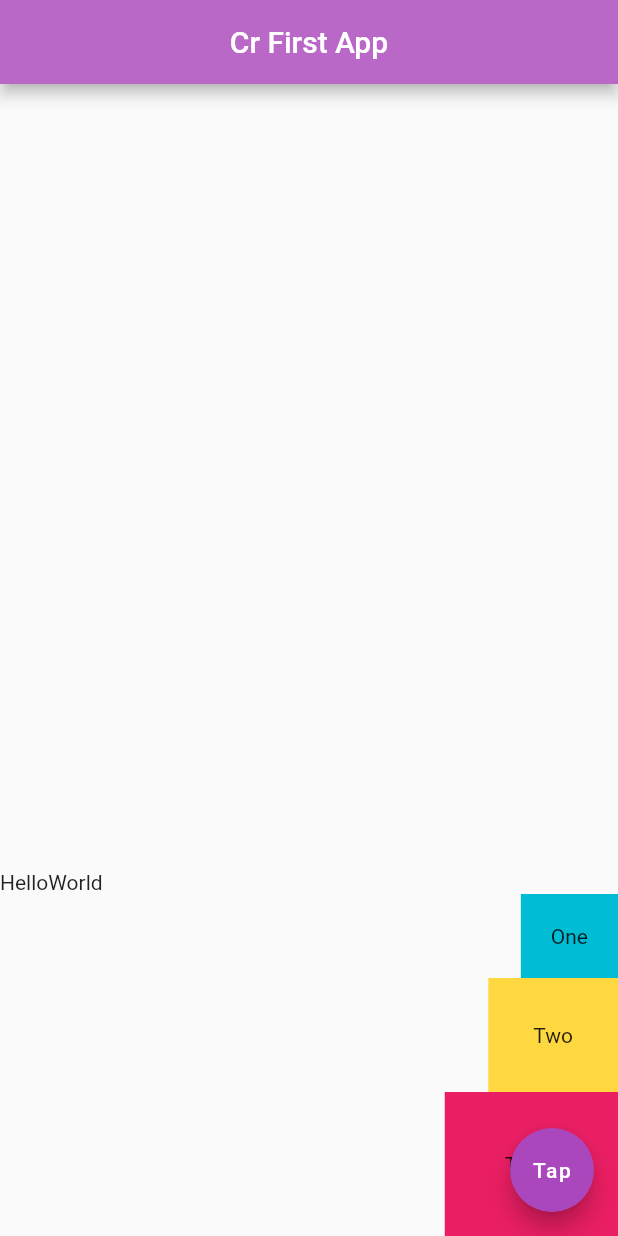
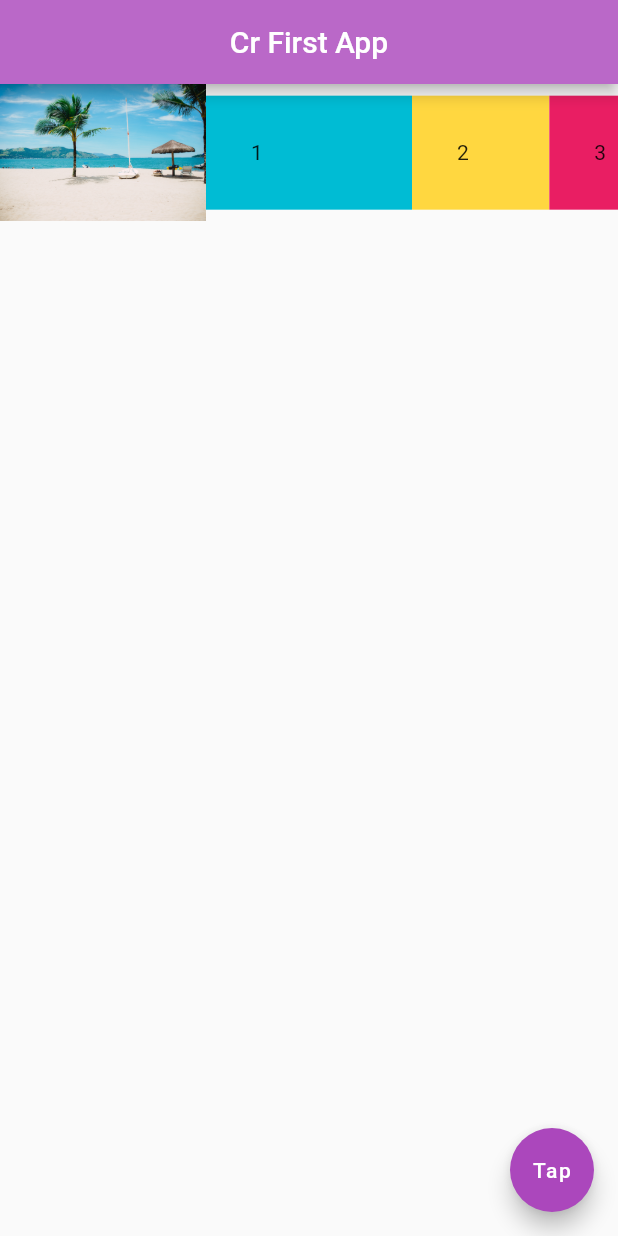
Before and after one commit to rahman9868/Flutter-Beginner, a Flutter app: the screen it shows after launch, on a phone screen of 412 x 824 dp. Run offline on Flutter 3.47's test engine with Material 2 defaults, Android fonts, the phone set to English and light mode, and no system bars.

Commit message:
Flutter-Beginner version 0.0.7
- Expanded Widget

```diff
--- a/lib/main.dart
+++ b/lib/main.dart
@@ -14,32 +14,33 @@ class Home extends StatelessWidget {
         centerTitle: true,
         backgroundColor: Colors.purple[300],
       ),
-      body: Column(
-        mainAxisAlignment: MainAxisAlignment.end,
-        crossAxisAlignment: CrossAxisAlignment.end,
+      body: Row(
         children: [
-          Row(
-            children: [
-              Text('Hello'),
-              Text('World')
-            ],
+          Expanded(child: Image.asset('assets/image1.jpg'),
+          flex: 3,),
+          Expanded(
+            flex: 3, //mendapatkan space 3/ space layout di device (jumlah semua flex yg ada di beberapa Expanded Widget
+            child: Container(
+              padding: EdgeInsets.all(30.0),
+              color: Colors.cyan,
+              child: Text('1'),
+            ),
           ),
-          Container(
-            padding: EdgeInsets.all(20.0),
-            color: Colors.cyan,
-            child: Text('One'),
+          Expanded(
+            flex: 2, //mendapatkan space 2 / space layout di device
+            child: Container(
+              padding: EdgeInsets.all(30.0),
+              color: Colors.amberAccent,
+              child: Text('2'),
+            ),
           ),
-          Container(
-            padding: EdgeInsets.all(30.0),
-            color: Colors.amberAccent,
-            child: Text('Two'),
-          ),
-          Container(
-            padding: EdgeInsets.all(40.0),
-            color: Colors.pink,
-            child: Text('Three'),
-          ),
-        ],
+          Expanded(
+            flex: 1, //mendapatkan space 1/ space layout di device
+            child: Container(padding: EdgeInsets.all(30.0),
+              color: Colors.pink,
+              child: Text('3'),
+            ),
+          ),],
       ),
       floatingActionButton: FloatingActionButton(
         onPressed: () {},
```
